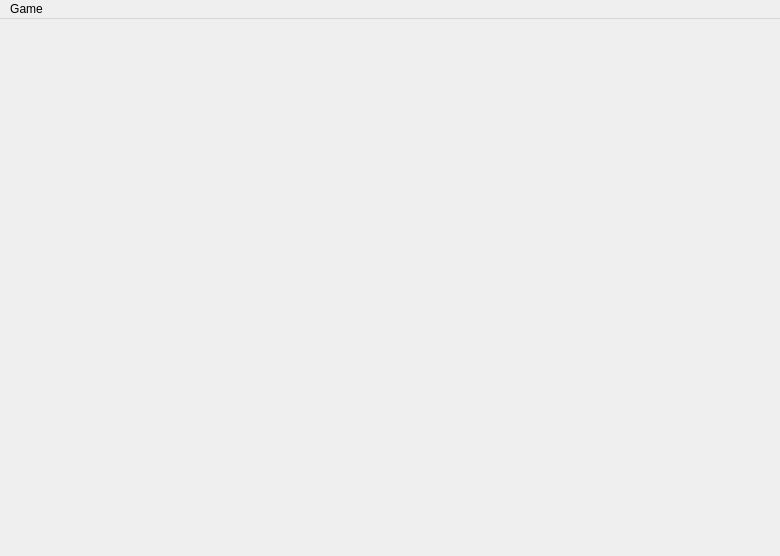
The window that Assignment-23/ui.ui (DanialNavari/Python) describes before a commit, drawn with Qt 5.
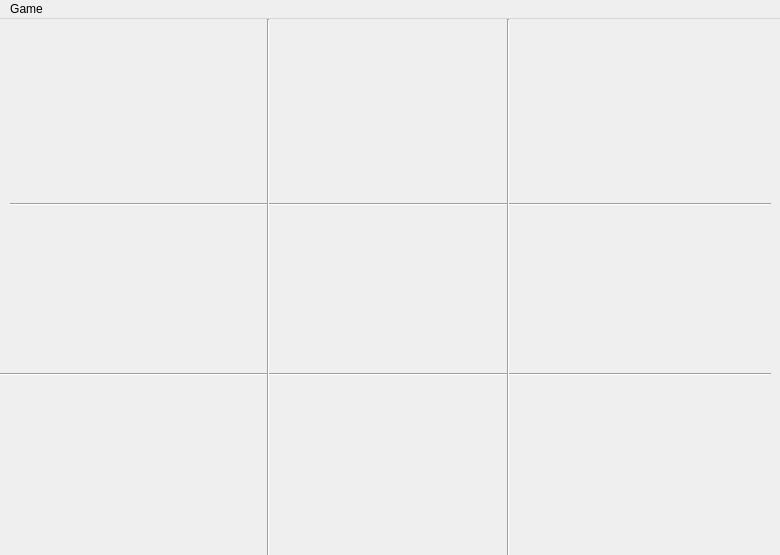
The same window after the commit.

```diff
--- a/Assignment-23/ui.ui
+++ b/Assignment-23/ui.ui
@@ -7,23 +7,91 @@
     <x>0</x>
     <y>0</y>
     <width>780</width>
-    <height>556</height>
+    <height>555</height>
    </rect>
   </property>
+  <property name="minimumSize">
+   <size>
+    <width>780</width>
+    <height>555</height>
+   </size>
+  </property>
+  <property name="maximumSize">
+   <size>
+    <width>780</width>
+    <height>555</height>
+   </size>
+  </property>
   <property name="windowTitle">
    <string>Suduku Game</string>
   </property>
   <widget class="QWidget" name="centralwidget">
+   <widget class="Line" name="line_3">
+    <property name="geometry">
+     <rect>
+      <x>10</x>
+      <y>180</y>
+      <width>761</width>
+      <height>10</height>
+     </rect>
+    </property>
+    <property name="orientation">
+     <enum>Qt::Horizontal</enum>
+    </property>
+   </widget>
+   <widget class="Line" name="line_4">
+    <property name="geometry">
+     <rect>
+      <x>0</x>
+      <y>350</y>
+      <width>771</width>
+      <height>10</height>
+     </rect>
+    </property>
+    <property name="orientation">
+     <enum>Qt::Horizontal</enum>
+    </property>
+   </widget>
+   <widget class="Line" name="line">
+    <property name="geometry">
+     <rect>
+      <x>260</x>
+      <y>0</y>
+      <width>16</width>
+      <height>541</height>
+     </rect>
+    </property>
+    <property name="orientation">
+     <enum>Qt::Vertical</enum>
+    </property>
+   </widget>
+   <widget class="Line" name="line_2">
+    <property name="geometry">
+     <rect>
+      <x>500</x>
+      <y>0</y>
+      <width>16</width>
+      <height>541</height>
+     </rect>
+    </property>
+    <property name="orientation">
+     <enum>Qt::Vertical</enum>
+    </property>
+   </widget>
    <widget class="QWidget" name="gridLayoutWidget">
     <property name="geometry">
      <rect>
       <x>10</x>
-      <y>-1</y>
+      <y>10</y>
       <width>761</width>
-      <height>531</height>
+      <height>521</height>
      </rect>
     </property>
-    <layout class="QGridLayout" name="grid_layout"/>
+    <layout class="QGridLayout" name="grid_layout">
+     <property name="topMargin">
+      <number>0</number>
+     </property>
+    </layout>
    </widget>
   </widget>
   <widget class="QMenuBar" name="menubar">
```
Left out of the diff: 4 changed lines with no effect on the pictures.
